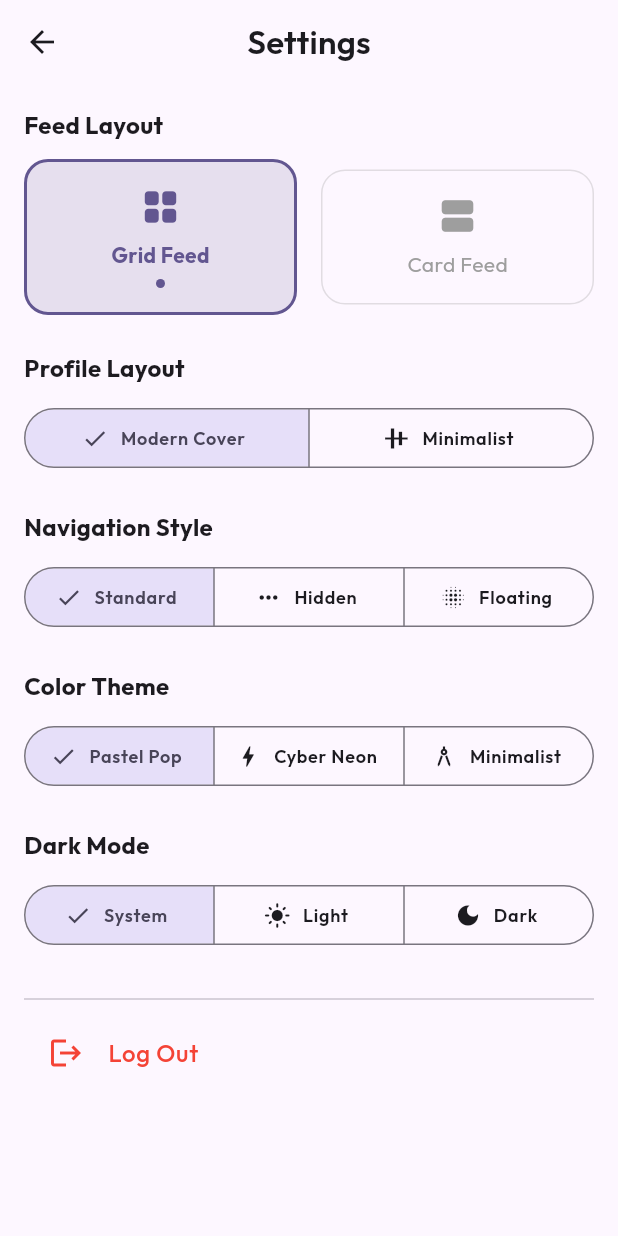
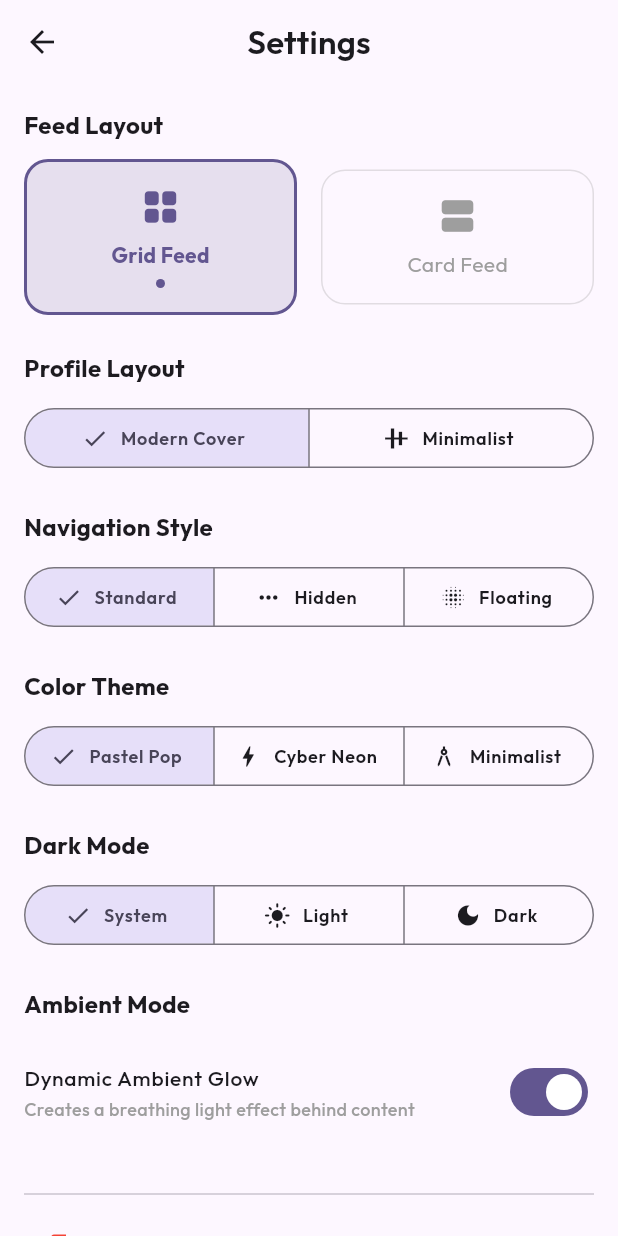
Before and after one commit to vik05h/SafeChat-2.0, a Flutter app: the ProfileView screen opened directly, after a tap on the "settings" icon, on a phone screen of 412 x 824 dp. Run offline on Flutter 3.47's test engine with Material 3 defaults, Android fonts, the phone set to English and light mode, and no system bars; our stand-ins replace cloud_firestore, dio, firebase_auth, firebase_core, flutter_animate, flutter_dotenv and 7 more; missing offline and left inert: flutter_displaymode; accounts and stored records are empty; generated files the repository leaves out were written again; network calls fail.

Commit message:
Add animated ambient background & ambient mode
Introduce a reusable AnimatedAmbientBackground widget (blur + slow scale pulse) and integrate it into FeedView, Post detail screen, and ProfileView to provide a dynamic ambient glow behind content. Persist ambient mode setting using Hive: initialize Hive in main.dart, open a settings box, and add AmbientModeNotifier + ambientModeProvider in theme_provider.dart. Expose a toggle in the profile Settings to enable/disable the effect. Also refactor several UI layouts (post detail and profile cover/avatar) to layer the ambient background and improve overlapping avatar/buttons and shadows.

```diff
--- a/frontend/lib/features/profile/presentation/profile_view.dart
+++ b/frontend/lib/features/profile/presentation/profile_view.dart
@@ -1,8 +1,9 @@
-import 'dart:ui' as dart_ui;
+// removed dart:ui
 import 'package:flutter/material.dart';
 import 'package:flutter_riverpod/flutter_riverpod.dart';
 import '../../auth/presentation/auth_provider.dart';
 import '../../../theme/theme_provider.dart';
+import '../../../shared/widgets/animated_ambient_background.dart';
 
 class ProfileView extends ConsumerWidget {
   const ProfileView({super.key});
@@ -24,49 +25,39 @@ class ProfileView extends ConsumerWidget {
 
     return Stack(
       children: [
-        // 1. YouTube-style Ambient Background
+        // 1. Dynamic Animated Ambient Background
+        const AnimatedAmbientBackground(
+          imageUrl: 'https://picsum.photos/seed/cover/800/400',
+          height: 800, // Covers most of the screen
+        ),
+
+        // 2. Scrolling Content
+        CustomScrollView(
+          slivers: [
+            // Edge-to-Edge Cover Photo & Avatar
+            SliverToBoxAdapter(
+              child: SizedBox(
+                height: 260, // 200 for cover + 60 for avatar overlap
+                child: Stack(
+                  children: [
+                    // Sharp Edge-to-Edge Cover Photo
                     Positioned(
                       top: 0,
                       left: 0,
                       right: 0,
-          height: 500,
-          child: ImageFiltered(
-            imageFilter: dart_ui.ImageFilter.blur(sigmaX: 80, sigmaY: 80),
+                      height: 200,
                       child: Image.network(
                         'https://picsum.photos/seed/cover/800/400',
                         fit: BoxFit.cover,
                       ),
                     ),
-        ),
-        // Blend the ambient glow into the scaffold background
-        Positioned.fill(
-          child: Container(
-            decoration: BoxDecoration(
-              gradient: LinearGradient(
-                begin: Alignment.topCenter,
-                end: Alignment.bottomCenter,
-                colors: [
-                  scaffoldColor.withValues(alpha: 0.3),
-                  scaffoldColor.withValues(alpha: 0.85),
-                  scaffoldColor,
-                ],
-                stops: const [0.0, 0.4, 0.8],
-              ),
-            ),
-          ),
-        ),
-
-        // 2. Scrolling Content
-        CustomScrollView(
-          slivers: [
-            // Safe area for the top settings button
-            SliverToBoxAdapter(
+                    // Settings Button in Safe Area
+                    Positioned(
+                      top: 0,
+                      right: 0,
                       child: SafeArea(
-                bottom: false,
                         child: Padding(
-                  padding: const EdgeInsets.symmetric(horizontal: 8.0, vertical: 8.0),
-                  child: Align(
-                    alignment: Alignment.topRight,
+                          padding: const EdgeInsets.all(8.0),
                           child: IconButton.filledTonal(
                             icon: const Icon(Icons.settings),
                             onPressed: () => Navigator.of(context).push(MaterialPageRoute(builder: (_) => const SettingsView())),
@@ -74,38 +65,9 @@ class ProfileView extends ConsumerWidget {
                         ),
                       ),
                     ),
-            ),
-            // Cover Photo & Avatar
-            SliverToBoxAdapter(
-              child: Padding(
-                padding: const EdgeInsets.symmetric(horizontal: 16.0),
-                child: Column(
-                  crossAxisAlignment: CrossAxisAlignment.start,
-                  children: [
-                    // Stack for Cover Image + Avatar Overlap
-                    SizedBox(
-                      height: 220, // 160 for cover + 60 for avatar overlap
-                      child: Stack(
-                        alignment: Alignment.topCenter,
-                        children: [
-                          // Sharp Cover Photo
-                          Container(
-                            height: 160,
-                            width: double.infinity,
-                            decoration: BoxDecoration(
-                              borderRadius: BorderRadius.circular(24),
-                              boxShadow: [
-                                BoxShadow(color: Colors.black.withValues(alpha: 0.2), blurRadius: 10, offset: const Offset(0, 5)),
-                              ],
-                              image: const DecorationImage(
-                                image: NetworkImage('https://picsum.photos/seed/cover/800/400'),
-                                fit: BoxFit.cover,
-                              ),
-                            ),
-                          ),
                     // Avatar perfectly overlapping the bottom edge
                     Positioned(
-                            bottom: 0,
+                      top: 155, // 200 - 45 (radius) = 155
                       left: 16,
                       child: Container(
                         decoration: BoxDecoration(
@@ -121,8 +83,8 @@ class ProfileView extends ConsumerWidget {
                     ),
                     // Action buttons to the right of avatar
                     Positioned(
-                            bottom: 10,
-                            right: 0,
+                      top: 210, // Just below the cover photo
+                      right: 16,
                       child: Row(
                         children: [
                           FilledButton.tonal(
@@ -140,6 +102,14 @@ class ProfileView extends ConsumerWidget {
                   ],
                 ),
               ),
+            ),
+            // Profile Info Below
+            SliverToBoxAdapter(
+              child: Padding(
+                padding: const EdgeInsets.symmetric(horizontal: 16.0),
+                child: Column(
+                  crossAxisAlignment: CrossAxisAlignment.start,
+                  children: [
                     const SizedBox(height: 12),
                     // Profile Info
                     Text(
@@ -446,6 +416,24 @@ class SettingsView extends ConsumerWidget {
             );
           }),
           const SizedBox(height: 24),
+          const Text(
+            'Ambient Mode',
+            style: TextStyle(fontWeight: FontWeight.bold, fontSize: 16),
+          ),
+          const SizedBox(height: 12),
+          Consumer(builder: (context, ref, _) {
+            final isAmbientEnabled = ref.watch(ambientModeProvider);
+            return SwitchListTile(
+              contentPadding: EdgeInsets.zero,
+              title: const Text('Dynamic Ambient Glow', style: TextStyle(fontSize: 14)),
+              subtitle: const Text('Creates a breathing light effect behind content', style: TextStyle(fontSize: 12, color: Colors.grey)),
+              value: isAmbientEnabled,
+              onChanged: (value) {
+                ref.read(ambientModeProvider.notifier).toggleAmbientMode();
+              },
+            );
+          }),
+          const SizedBox(height: 24),
           const Divider(),
           ListTile(
             leading: const Icon(Icons.logout, color: Colors.red),
--- a/frontend/lib/main.dart
+++ b/frontend/lib/main.dart
@@ -6,6 +6,7 @@ import 'package:flutter_riverpod/flutter_riverpod.dart';
 import 'package:firebase_core/firebase_core.dart';
 import 'package:flutter_dotenv/flutter_dotenv.dart';
 import 'package:flutter_displaymode/flutter_displaymode.dart';
+import 'package:hive_flutter/hive_flutter.dart';
 
 import 'app.dart';
 import 'firebase_options.dart';
@@ -13,6 +14,10 @@ import 'firebase_options.dart';
 void main() async {
   runZonedGuarded(() async {
     WidgetsFlutterBinding.ensureInitialized();
+
+    // Initialize Hive for local settings
+    await Hive.initFlutter();
+    await Hive.openBox('settings');
 
     // Attempt to load .env, but don't crash if it's missing.
     try {
--- /dev/null
+++ b/frontend/lib/shared/widgets/animated_ambient_background.dart
@@ -0,0 +1,98 @@
+import 'dart:ui' as dart_ui;
+import 'package:flutter/material.dart';
+import 'package:flutter_riverpod/flutter_riverpod.dart';
+import '../../theme/theme_provider.dart';
+
+class AnimatedAmbientBackground extends ConsumerStatefulWidget {
+  final String imageUrl;
+  final double height;
+
+  const AnimatedAmbientBackground({
+    super.key,
+    required this.imageUrl,
+    this.height = 800, // Extends deep into the content area
+  });
+
+  @override
+  ConsumerState<AnimatedAmbientBackground> createState() => _AnimatedAmbientBackgroundState();
+}
+
+class _AnimatedAmbientBackgroundState extends ConsumerState<AnimatedAmbientBackground> with SingleTickerProviderStateMixin {
+  late final AnimationController _controller;
+  late final Animation<double> _scaleAnimation;
+
+  @override
+  void initState() {
+    super.initState();
+    _controller = AnimationController(
+      vsync: this,
+      duration: const Duration(seconds: 8), // Extremely slow pulse
+    )..repeat(reverse: true);
+
+    _scaleAnimation = Tween<double>(begin: 1.0, end: 1.15).animate(
+      CurvedAnimation(parent: _controller, curve: Curves.easeInOutSine),
+    );
+  }
+
+  @override
+  void dispose() {
+    _controller.dispose();
+    super.dispose();
+  }
+
+  @override
+  Widget build(BuildContext context) {
+    final isAmbientEnabled = ref.watch(ambientModeProvider);
+
+    if (!isAmbientEnabled) {
+      return const SizedBox.shrink(); // Turns off completely
+    }
+
+    final scaffoldColor = Theme.of(context).scaffoldBackgroundColor;
+
+    return Positioned.fill(
+      child: Stack(
+        children: [
+          Positioned(
+            top: 0,
+            left: -100, // Overscan slightly for scaling bounds
+            right: -100,
+            height: widget.height,
+            child: AnimatedBuilder(
+              animation: _scaleAnimation,
+              builder: (context, child) {
+                return Transform.scale(
+                  scale: _scaleAnimation.value,
+                  child: child,
+                );
+              },
+              child: ImageFiltered(
+                imageFilter: dart_ui.ImageFilter.blur(sigmaX: 80, sigmaY: 80),
+                child: Image.network(
+                  widget.imageUrl,
+                  fit: BoxFit.cover,
+                ),
+              ),
+            ),
+          ),
+          Positioned.fill(
+            child: Container(
+              decoration: BoxDecoration(
+                gradient: LinearGradient(
+                  begin: Alignment.topCenter,
+                  end: Alignment.bottomCenter,
+                  colors: [
+                    scaffoldColor.withValues(alpha: 0.1),
+                    scaffoldColor.withValues(alpha: 0.8),
+                    scaffoldColor,
+                  ],
+                  stops: const [0.0, 0.4, 0.7],
+                ),
+              ),
+            ),
+          ),
+        ],
+      ),
+    );
+  }
+}
--- a/frontend/lib/theme/theme_provider.dart
+++ b/frontend/lib/theme/theme_provider.dart
@@ -1,6 +1,33 @@
 import 'package:flutter/material.dart';
 import 'package:flutter_riverpod/flutter_riverpod.dart';
+import 'package:hive_flutter/hive_flutter.dart';
 
+class AmbientModeNotifier extends Notifier<bool> {
+  @override
+  bool build() {
+    try {
+      final box = Hive.box('settings');
+      return box.get('ambient_mode', defaultValue: true) as bool;
+    } catch (e) {
+      return true; // Fallback if Hive fails to initialize
+    }
+  }
+
+  void toggleAmbientMode() {
+    try {
+      final box = Hive.box('settings');
+      final newState = !state;
+      box.put('ambient_mode', newState);
+      state = newState;
+    } catch (e) {
+      state = !state;
+    }
+  }
+}
+
+final ambientModeProvider = NotifierProvider<AmbientModeNotifier, bool>(() {
+  return AmbientModeNotifier();
+});
 enum FeedLayoutMode { grid, card }
 
 class FeedLayoutNotifier extends Notifier<FeedLayoutMode> {
```
Also changed, not shown: frontend/lib/features/home/presentation/feed_view.dart (+61 -25 lines). Lines whose indentation alone changed are shown as unchanged.
